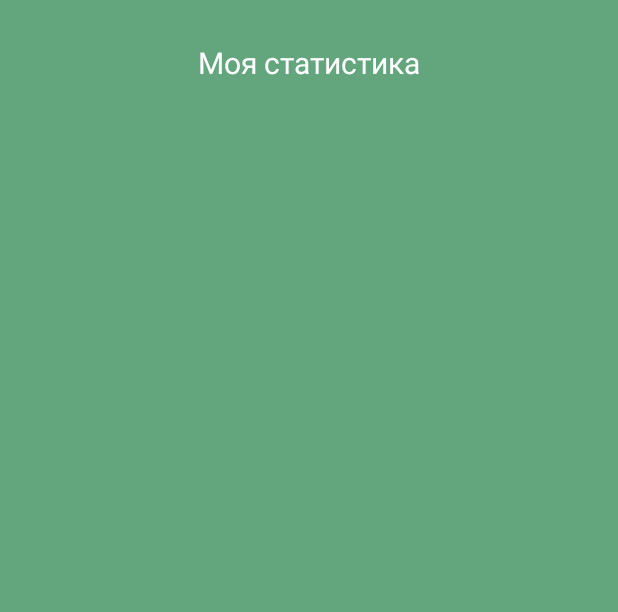
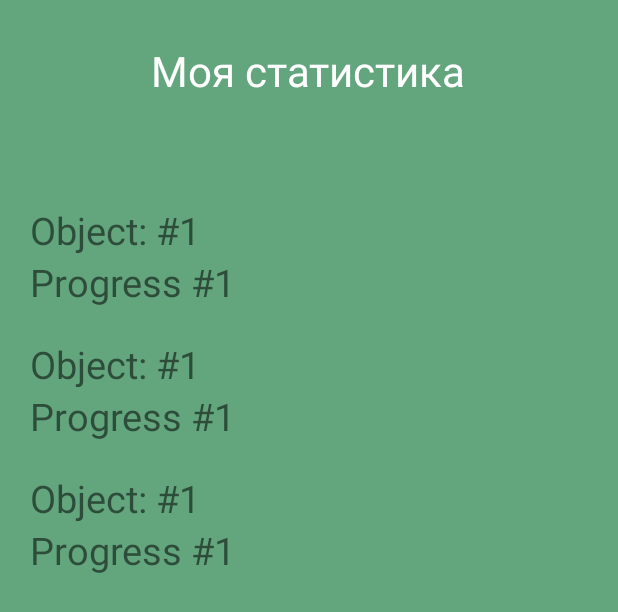
Before and after one commit to KJEITA/Team4_Application, an Android app: the layout fragment_my_statistics.xml on its own in the app's theme, with its tools: preview values and no code run, on a phone screen of 412 x 824 dp. Shown: the top 612 px of the screen. Run offline under Robolectric (Android 15) with nearby library versions, the phone set to English and light mode, and no system bars.

Commit message:
Try to do Statistics Window

```diff
--- a/app/src/main/res/layout/fragment_my_statistics.xml
+++ b/app/src/main/res/layout/fragment_my_statistics.xml
@@ -17,18 +17,22 @@
         android:layout_marginEnd="130dp"
         android:text="Моя статистика"
         android:textColor="@android:color/white"
-        android:textSize="20dp"
+        android:textSize="28dp"
         app:layout_constraintEnd_toEndOf="parent"
         app:layout_constraintStart_toStartOf="parent"
         app:layout_constraintTop_toTopOf="parent" />
 
     <androidx.recyclerview.widget.RecyclerView
-        android:layout_width="407dp"
-        android:layout_height="645dp"
-        android:layout_marginTop="30dp"
+        android:id="@+id/article_recycler_view"
+        android:layout_width="match_parent"
+        android:layout_height="0dp"
+        android:layout_marginStart="10dp"
+        android:layout_marginTop="60dp"
+        android:layout_marginEnd="10dp"
         app:layout_constraintBottom_toBottomOf="parent"
         app:layout_constraintEnd_toEndOf="parent"
         app:layout_constraintStart_toStartOf="parent"
-        app:layout_constraintTop_toBottomOf="@+id/textView_label" />
+        app:layout_constraintTop_toBottomOf="@+id/textView_label"
+        tools:listitem="@layout/statistics_item" />
 
 </androidx.constraintlayout.widget.ConstraintLayout>
--- /dev/null
+++ b/app/src/main/res/layout/statistics_item.xml
@@ -0,0 +1,27 @@
+<?xml version="1.0" encoding="utf-8"?>
+<LinearLayout xmlns:android="http://schemas.android.com/apk/res/android"
+    xmlns:tools="http://schemas.android.com/tools"
+    android:orientation="vertical"
+    android:layout_width="match_parent"
+    android:layout_height="wrap_content"
+    android:layout_margin="10dp">
+
+    <TextView
+        android:id="@+id/object_text_view"
+        android:layout_width="wrap_content"
+        android:layout_height="wrap_content"
+        android:text="ID"
+        android:textSize="25dp"
+        tools:text="Object: #1"
+        />
+
+    <TextView
+        android:id="@+id/progress_text_view"
+        android:layout_width="wrap_content"
+        android:layout_height="wrap_content"
+        android:text="Title"
+        android:textSize="25dp"
+        tools:text="Progress #1"
+        />
+
+</LinearLayout>
```
Also changed, not shown: app/src/main/java/bonch/dev/team4_application/models/Statistics.kt (added, +46 -0 lines), app/src/main/java/bonch/dev/team4_application/ui/home/StaticFragment.kt (+12 -0 lines), app/src/main/java/bonch/dev/team4_application/ui/home/StatisticsAdapter.kt (added, +45 -0 lines).
